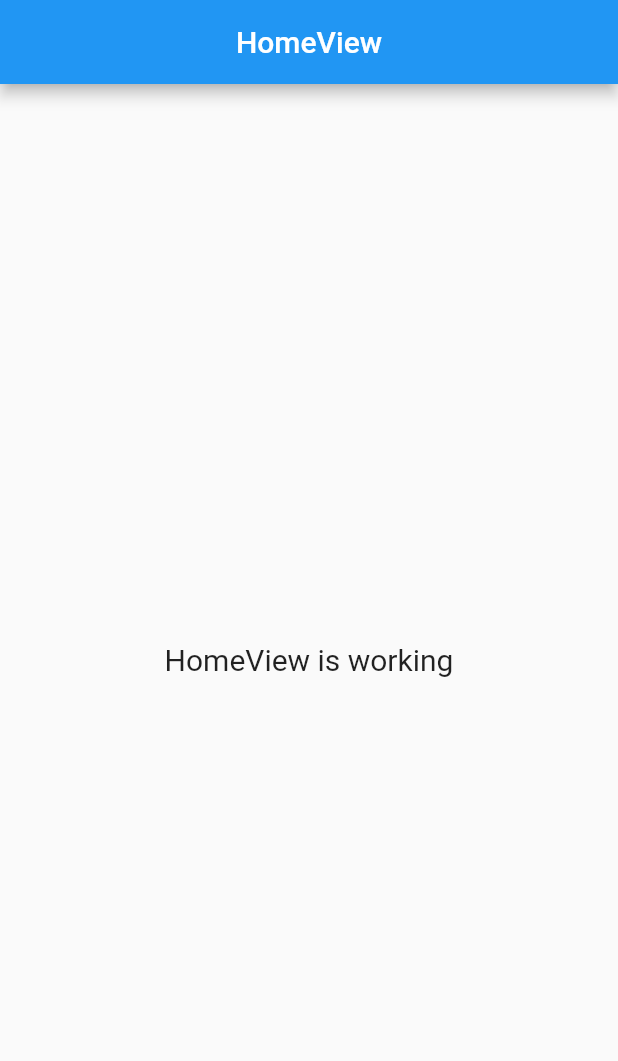
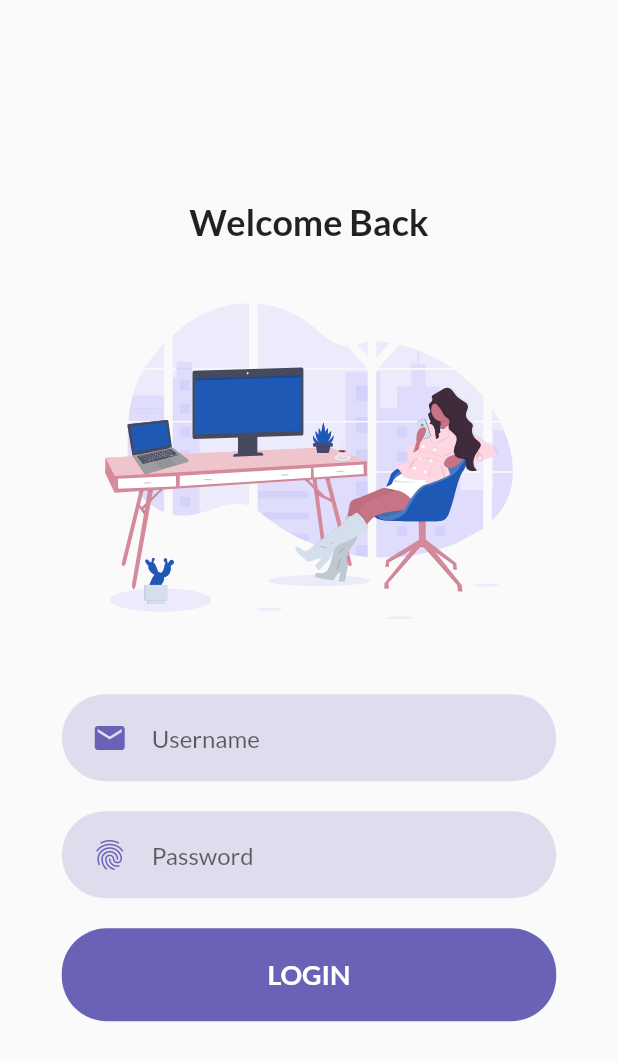
Before and after one commit to akromiafif/flutter_elevarm, a Flutter app: the screen it shows after launch, on a phone screen of 412 x 824 dp. Shown: the top 1061 px of the screen. Run offline on Flutter 3.47's test engine with Material 2 defaults, Android fonts, the phone set to English and light mode, and no system bars; our stand-ins replace flutter_svg, get, google_fonts.

Commit message:
fix login page

```diff
--- /dev/null
+++ b/lib/app/data/constants.dart
@@ -0,0 +1,4 @@
+import 'package:flutter/material.dart';
+
+const kPrimaryColor = Color(0XFF6A62B7);
+const kBackgroundColor = Color(0XFFE5E5E5);
--- a/lib/app/modules/home/bindings/home_binding.dart
+++ /dev/null
@@ -1,12 +0,0 @@
-import 'package:get/get.dart';
-
-import '../controllers/home_controller.dart';
-
-class HomeBinding extends Bindings {
-  @override
-  void dependencies() {
-    Get.lazyPut<HomeController>(
-      () => HomeController(),
-    );
-  }
-}
--- /dev/null
+++ b/lib/app/modules/login/bindings/login_binding.dart
@@ -0,0 +1,12 @@
+import 'package:get/get.dart';
+
+import '../controllers/login_controller.dart';
+
+class LoginBinding extends Bindings {
+  @override
+  void dependencies() {
+    Get.lazyPut<LoginController>(
+      () => LoginController(),
+    );
+  }
+}
--- /dev/null
+++ b/lib/app/modules/login/controllers/login_controller.dart
@@ -0,0 +1,23 @@
+import 'package:get/get.dart';
+
+class LoginController extends GetxController {
+  //TODO: Implement LoginController
+
+  final count = 0.obs;
+  @override
+  void onInit() {
+    super.onInit();
+  }
+
+  @override
+  void onReady() {
+    super.onReady();
+  }
+
+  @override
+  void onClose() {
+    super.onClose();
+  }
+
+  void increment() => count.value++;
+}
--- /dev/null
+++ b/lib/app/modules/login/views/login_view.dart
@@ -0,0 +1,66 @@
+import 'package:flutter/material.dart';
+import 'package:flutter_elevarm/app/modules/login/widgets/rounded_button.dart';
+import 'package:flutter_elevarm/app/modules/login/widgets/rounded_input.dart';
+import 'package:flutter_svg/flutter_svg.dart';
+import 'package:get/get.dart';
+import 'package:google_fonts/google_fonts.dart';
+import '../controllers/login_controller.dart';
+
+class LoginView extends GetView<LoginController> {
+  bool isLogin = true;
+
+  @override
+  Widget build(BuildContext context) {
+    Size size = MediaQuery.of(context).size;
+    double viewInsets = MediaQuery.of(context).viewInsets.bottom;
+    double defaultLoginSize = size.height - (size.height * 0.2);
+    double defaultRegisterSize = size.height - (size.height * 0.1);
+
+    return SafeArea(
+      child: Scaffold(
+        body: Stack(
+          children: <Widget>[
+            Align(
+              alignment: Alignment.center,
+              child: SingleChildScrollView(
+                child: SizedBox(
+                  width: size.width,
+                  height: defaultLoginSize,
+                  child: Column(
+                    crossAxisAlignment: CrossAxisAlignment.center,
+                    mainAxisAlignment: MainAxisAlignment.center,
+                    children: <Widget>[
+                      Text(
+                        'Welcome Back',
+                        style: GoogleFonts.lato(
+                          fontSize: 24,
+                          fontWeight: FontWeight.bold,
+                        ),
+                      ),
+                      const SizedBox(height: 40),
+                      SvgPicture.asset('assets/images/login.svg'),
+                      const SizedBox(height: 40),
+                      RoundedInput(
+                        icon: Icons.email,
+                        size: size,
+                        hint: 'Username',
+                        isSecure: false,
+                      ),
+                      RoundedInput(
+                        icon: Icons.fingerprint,
+                        size: size,
+                        hint: 'Password',
+                        isSecure: true,
+                      ),
+                      RoundedButton(title: 'LOGIN', size: size)
+                    ],
+                  ),
+                ),
+              ),
+            )
+          ],
+        ),
+      ),
+    );
+  }
+}
--- /dev/null
+++ b/lib/app/modules/login/widgets/input_container.dart
@@ -0,0 +1,30 @@
+import 'package:flutter/material.dart';
+import 'package:flutter_elevarm/app/data/constants.dart';
+
+class InputContainer extends StatelessWidget {
+  const InputContainer({
+    Key? key,
+    required this.child,
+  }) : super(key: key);
+
+  final Widget child;
+
+  @override
+  Widget build(BuildContext context) {
+    Size size = MediaQuery.of(context).size;
+
+    return Container(
+      margin: const EdgeInsets.symmetric(vertical: 10),
+      padding: const EdgeInsets.symmetric(
+        horizontal: 20,
+        vertical: 5,
+      ),
+      width: size.width * 0.8,
+      decoration: BoxDecoration(
+        borderRadius: BorderRadius.circular(30),
+        color: kPrimaryColor.withAlpha(50),
+      ),
+      child: child,
+    );
+  }
+}
--- /dev/null
+++ b/lib/app/modules/login/widgets/rounded_button.dart
@@ -0,0 +1,40 @@
+import 'package:flutter/material.dart';
+import 'package:flutter_elevarm/app/data/constants.dart';
+import 'package:google_fonts/google_fonts.dart';
+
+class RoundedButton extends StatelessWidget {
+  const RoundedButton({
+    Key? key,
+    required this.size,
+    this.title,
+  }) : super(key: key);
+
+  final Size size;
+  final title;
+
+  @override
+  Widget build(BuildContext context) {
+    return InkWell(
+      onTap: () {},
+      borderRadius: BorderRadius.circular(30),
+      child: Container(
+        width: size.width * 0.8,
+        decoration: BoxDecoration(
+          borderRadius: BorderRadius.circular(30),
+          color: kPrimaryColor,
+        ),
+        padding: const EdgeInsets.symmetric(vertical: 20),
+        margin: const EdgeInsets.symmetric(vertical: 10),
+        alignment: Alignment.center,
+        child: Text(
+          title,
+          style: GoogleFonts.lato(
+            fontSize: 18,
+            fontWeight: FontWeight.bold,
+            color: Colors.white,
+          ),
+        ),
+      ),
+    );
+  }
+}
--- /dev/null
+++ b/lib/app/modules/login/widgets/rounded_input.dart
@@ -0,0 +1,33 @@
+import 'package:flutter/material.dart';
+import 'package:flutter_elevarm/app/data/constants.dart';
+import 'package:flutter_elevarm/app/modules/login/widgets/input_container.dart';
+
+class RoundedInput extends StatelessWidget {
+  const RoundedInput({
+    Key? key,
+    required this.size,
+    required this.icon,
+    required this.hint,
+    this.isSecure,
+  }) : super(key: key);
+
+  final Size size;
+  final IconData icon;
+  final String hint;
+  final isSecure;
+
+  @override
+  Widget build(BuildContext context) {
+    return InputContainer(
+      child: TextField(
+        obscureText: isSecure ? true : false,
+        cursorColor: kPrimaryColor,
+        decoration: InputDecoration(
+          icon: Icon(icon, color: kPrimaryColor),
+          hintText: hint,
+          border: InputBorder.none,
+        ),
+      ),
+    );
+  }
+}
--- /dev/null
+++ b/lib/app/modules/signup/bindings/signup_binding.dart
@@ -0,0 +1,12 @@
+import 'package:get/get.dart';
+
+import '../controllers/signup_controller.dart';
+
+class SignupBinding extends Bindings {
+  @override
+  void dependencies() {
+    Get.lazyPut<SignupController>(
+      () => SignupController(),
+    );
+  }
+}
--- a/lib/app/modules/home/controllers/home_controller.dart
+++ b/lib/app/modules/signup/controllers/signup_controller.dart
@@ -1,7 +1,7 @@
 import 'package:get/get.dart';
 
-class HomeController extends GetxController {
-  //TODO: Implement HomeController
+class SignupController extends GetxController {
+  //TODO: Implement SignupController
 
   final count = 0.obs;
   @override
--- a/lib/app/modules/home/views/home_view.dart
+++ b/lib/app/modules/signup/views/signup_view.dart
@@ -2,20 +2,20 @@ import 'package:flutter/material.dart';
 
 import 'package:get/get.dart';
 
-import '../controllers/home_controller.dart';
+import '../controllers/signup_controller.dart';
 
-class HomeView extends GetView<HomeController> {
-  const HomeView({Key? key}) : super(key: key);
+class SignupView extends GetView<SignupController> {
+  const SignupView({Key? key}) : super(key: key);
   @override
   Widget build(BuildContext context) {
     return Scaffold(
       appBar: AppBar(
-        title: const Text('HomeView'),
+        title: const Text('SignupView'),
         centerTitle: true,
       ),
       body: Center(
         child: Text(
-          'HomeView is working',
+          'SignupView is working',
           style: TextStyle(fontSize: 20),
         ),
       ),
--- a/lib/app/routes/app_pages.dart
+++ b/lib/app/routes/app_pages.dart
@@ -1,20 +1,27 @@
 import 'package:get/get.dart';
 
-import '../modules/home/bindings/home_binding.dart';
-import '../modules/home/views/home_view.dart';
+import '../modules/login/bindings/login_binding.dart';
+import '../modules/login/views/login_view.dart';
+import '../modules/signup/bindings/signup_binding.dart';
+import '../modules/signup/views/signup_view.dart';
 
 part 'app_routes.dart';
 
 class AppPages {
   AppPages._();
 
-  static const INITIAL = Routes.HOME;
+  static const INITIAL = Routes.LOGIN;
 
   static final routes = [
     GetPage(
-      name: _Paths.HOME,
-      page: () => const HomeView(),
-      binding: HomeBinding(),
+      name: _Paths.LOGIN,
+      page: () => LoginView(),
+      binding: LoginBinding(),
+    ),
+    GetPage(
+      name: _Paths.SIGNUP,
+      page: () => const SignupView(),
+      binding: SignupBinding(),
     ),
   ];
 }
--- a/lib/app/routes/app_routes.dart
+++ b/lib/app/routes/app_routes.dart
@@ -3,10 +3,12 @@ part of 'app_pages.dart';
 
 abstract class Routes {
   Routes._();
-  static const HOME = _Paths.HOME;
+  static const LOGIN = _Paths.LOGIN;
+  static const SIGNUP = _Paths.SIGNUP;
 }
 
 abstract class _Paths {
   _Paths._();
-  static const HOME = '/home';
+  static const LOGIN = '/login';
+  static const SIGNUP = '/signup';
 }
--- a/lib/main.dart
+++ b/lib/main.dart
@@ -1,15 +1,29 @@
 import 'package:flutter/material.dart';
+import 'package:flutter_elevarm/app/data/constants.dart';
 
 import 'package:get/get.dart';
+import 'package:google_fonts/google_fonts.dart';
 
 import 'app/routes/app_pages.dart';
 
 void main() {
-  runApp(
-    GetMaterialApp(
+  runApp(const MyApp());
+}
+
+class MyApp extends StatelessWidget {
+  const MyApp({Key? key}) : super(key: key);
+
+  @override
+  Widget build(BuildContext context) {
+    return GetMaterialApp(
+      debugShowCheckedModeBanner: false,
       title: "Application",
       initialRoute: AppPages.INITIAL,
       getPages: AppPages.routes,
-    ),
-  );
+      theme: ThemeData(
+        primaryColor: kPrimaryColor,
+        textTheme: GoogleFonts.latoTextTheme(Theme.of(context).textTheme),
+      ),
+    );
+  }
 }
--- a/pubspec.yaml
+++ b/pubspec.yaml
@@ -3,13 +3,15 @@ version: 1.0.0+1
 publish_to: none
 description: A new Flutter project.
 environment:
-  sdk: '>=2.18.4 <3.0.0'
+  sdk: ">=2.18.4 <3.0.0"
 
 dependencies:
   cupertino_icons: ^1.0.2
   get: 4.6.5
   flutter:
     sdk: flutter
+  google_fonts: ^3.0.1
+  flutter_svg: ^1.1.6
 
 dev_dependencies:
   flutter_lints: ^2.0.0
@@ -18,3 +20,5 @@ dev_dependencies:
 
 flutter:
   uses-material-design: true
+  assets:
+    - assets/images/
```
Also changed, not shown: assets/images/login.svg (added), assets/images/register.svg (added), pubspec.lock, 2 other files.
